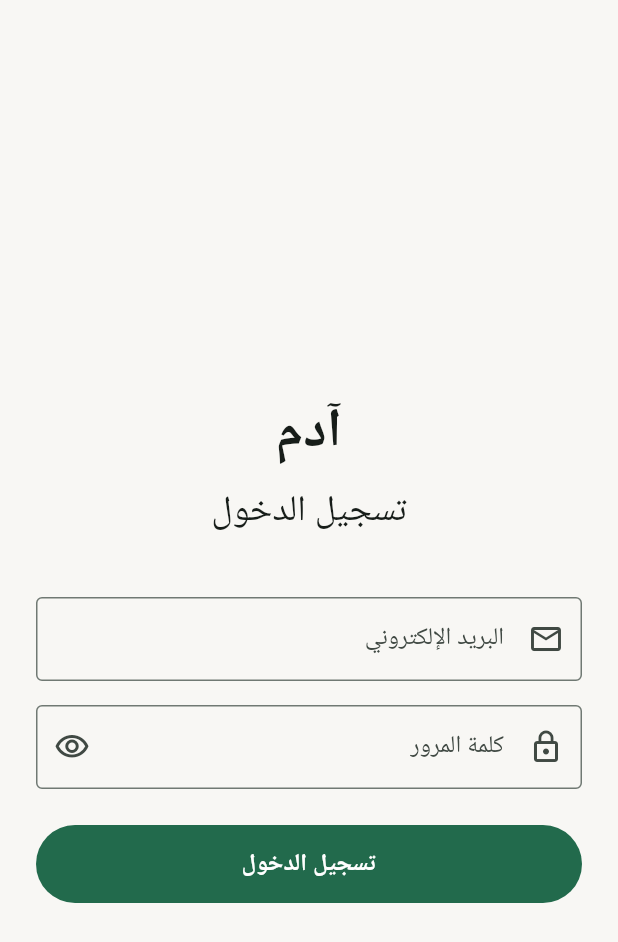
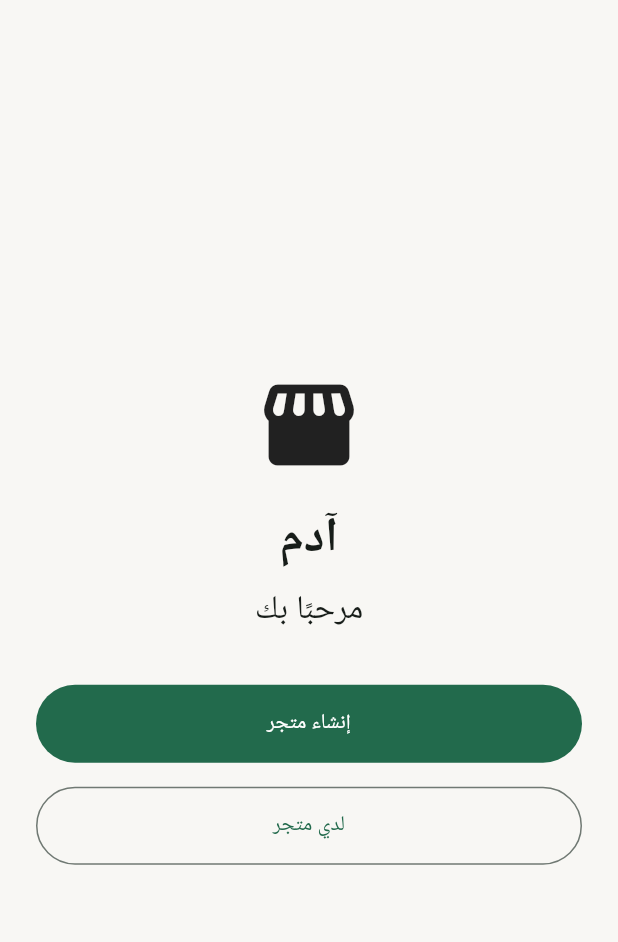
Before and after one commit to hussein-almasri/mark_aap, a Flutter app: the screen it shows after launch, on a phone screen of 412 x 824 dp. Shown: the top 942 px of the screen. Run offline on Flutter 3.47's test engine with Material 3 defaults, Android fonts, the light colour scheme and no system bars; our stand-ins replace cloud_firestore, firebase_auth, firebase_core; accounts and stored records are empty.

```diff
--- a/lib/data/models/store_model.dart
+++ b/lib/data/models/store_model.dart
@@ -3,6 +3,7 @@ import 'package:cloud_firestore/cloud_firestore.dart';
 class StoreModel {
   const StoreModel({
     required this.id,
+    this.ownerUid,
     required this.name,
     required this.ownerName,
     this.logoUrl,
@@ -11,6 +12,7 @@ class StoreModel {
   });
 
   final String id;
+  final String? ownerUid;
   final String name;
   final String ownerName;
   final String? logoUrl;
@@ -28,6 +30,7 @@ class StoreModel {
 
     return StoreModel(
       id: document.id,
+      ownerUid: data['ownerUid'] as String?,
       name: data['name'] as String? ?? '',
       ownerName: data['ownerName'] as String? ?? '',
       logoUrl: data['logoUrl'] as String?,
@@ -39,6 +42,7 @@ class StoreModel {
   Map<String, dynamic> toFirestore() {
     return {
       'name': name,
+      if (ownerUid != null) 'ownerUid': ownerUid,
       'ownerName': ownerName,
       'logoUrl': logoUrl,
       'createdAt': createdAt,
--- a/lib/features/auth/screens/login_screen.dart
+++ b/lib/features/auth/screens/login_screen.dart
@@ -40,6 +40,9 @@ Future<void> _login() async {
       email: _emailController.text,
       password: _passwordController.text,
     );
+    if (mounted) {
+      Navigator.of(context).popUntil((route) => route.isFirst);
+    }
   } on FirebaseAuthException catch (e) {
     if (!mounted) return;
 
--- /dev/null
+++ b/lib/features/auth/screens/welcome_screen.dart
@@ -0,0 +1,69 @@
+import 'package:flutter/material.dart';
+
+import 'login_screen.dart';
+import 'setup_screen.dart';
+
+class WelcomeScreen extends StatelessWidget {
+  const WelcomeScreen({super.key});
+
+  void _open(BuildContext context, Widget screen) {
+    Navigator.of(context).push(
+      MaterialPageRoute<void>(builder: (_) => screen),
+    );
+  }
+
+  @override
+  Widget build(BuildContext context) {
+    return Directionality(
+      textDirection: TextDirection.rtl,
+      child: Scaffold(
+        body: SafeArea(
+          child: Center(
+            child: SingleChildScrollView(
+              padding: const EdgeInsets.all(24),
+              child: ConstrainedBox(
+                constraints: const BoxConstraints(maxWidth: 420),
+                child: Column(
+                  crossAxisAlignment: CrossAxisAlignment.stretch,
+                  children: [
+                    const Icon(Icons.storefront_rounded, size: 72),
+                    const SizedBox(height: 20),
+                    Text(
+                      'آدم',
+                      textAlign: TextAlign.center,
+                      style: Theme.of(context).textTheme.headlineLarge?.copyWith(
+                            fontWeight: FontWeight.bold,
+                          ),
+                    ),
+                    const SizedBox(height: 12),
+                    Text(
+                      'مرحبًا بك',
+                      textAlign: TextAlign.center,
+                      style: Theme.of(context).textTheme.titleLarge,
+                    ),
+                    const SizedBox(height: 36),
+                    SizedBox(
+                      height: 52,
+                      child: FilledButton(
+                        onPressed: () => _open(context, const SetupScreen()),
+                        child: const Text('إنشاء متجر'),
+                      ),
+                    ),
+                    const SizedBox(height: 16),
+                    SizedBox(
+                      height: 52,
+                      child: OutlinedButton(
+                        onPressed: () => _open(context, const LoginScreen()),
+                        child: const Text('لدي متجر'),
+                      ),
+                    ),
+                  ],
+                ),
+              ),
+            ),
+          ),
+        ),
+      ),
+    );
+  }
+}
```
Also changed, not shown: lib/data/repositories/store_repository.dart (+10 -5 lines), lib/data/repositories/user_repository.dart (+5 -5 lines), lib/features/auth/auth_gate.dart (+48 -26 lines), lib/features/auth/screens/admin_dashboard.dart (added, +30 -0 lines), lib/features/auth/screens/employee_dashboard.dart (added, +21 -0 lines), lib/features/auth/services/setup_service.dart (+32 -5 lines).
